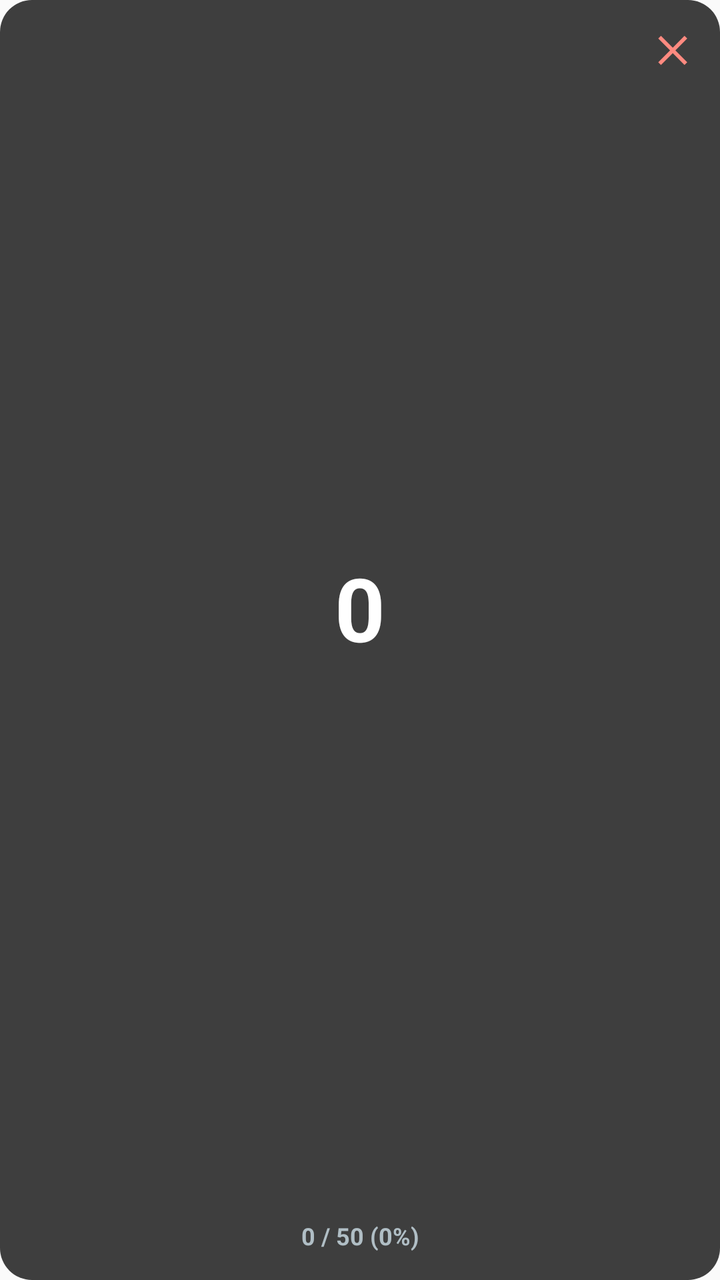
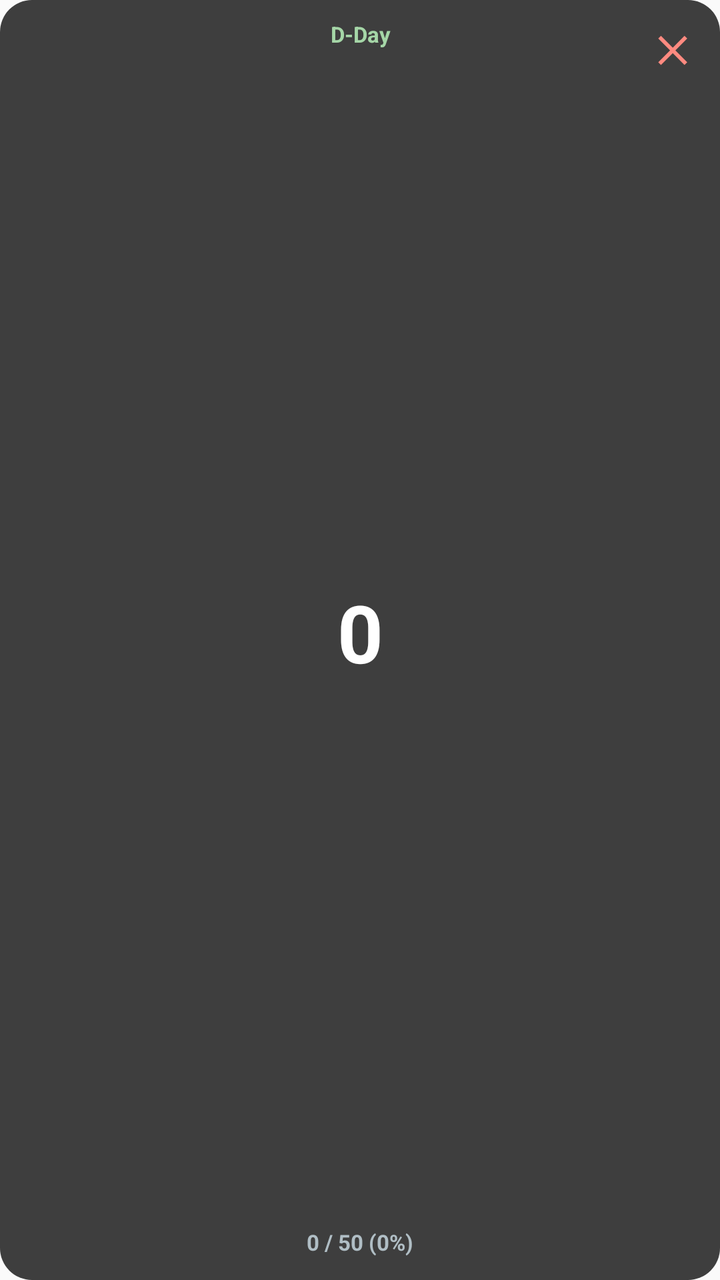

Screens rendered from an Android XML layout before and after an edit, with the pre-edit source and the edit as a unified diff.
<!-- AndroidManifest.xml: application theme Theme.AppCompat.Light.NoActionBar -->
<!-- res/layout/floating_widget.xml -->
<?xml version="1.0" encoding="utf-8"?>
<RelativeLayout xmlns:android="http://schemas.android.com/apk/res/android"
    android:layout_width="160dp"
    android:layout_height="160dp"
    android:background="@drawable/bg_floating"
    android:padding="8dp">

    
    <TextView
        android:id="@+id/btnClose"
        android:layout_width="32dp"
        android:layout_height="32dp"
        android:layout_alignParentTop="true"
        android:layout_alignParentEnd="true"
        android:gravity="center"
        android:text="✕"
        android:textColor="#FF8A80"
        android:textSize="18sp"
        android:textStyle="bold" />

    
    <LinearLayout
        android:layout_width="match_parent"
        android:layout_height="match_parent"
        android:gravity="center"
        android:orientation="vertical"
        android:layout_centerInParent="true">

        
        <TextView
            android:id="@+id/tvCount"
            android:layout_width="match_parent"
            android:layout_height="0dp"
            android:layout_weight="1"
            android:gravity="center"
            android:includeFontPadding="false"
            android:text="0"
            android:textColor="#FFFFFF"
            android:textSize="44sp"
            android:textStyle="bold" />

        
        <TextView
            android:id="@+id/tvProgress"
            android:layout_width="match_parent"
            android:layout_height="28dp"
            android:gravity="center"
            android:text="0 / 50 (0%)"
            android:textColor="#B0BEC5"
            android:textSize="12sp"
            android:textStyle="bold" />
    </LinearLayout>

</RelativeLayout>
<!-- resources referenced by this layout -->
<resources>
  <!-- drawable bg_floating (drawable) -->
  <?xml version="1.0" encoding="utf-8"?>
  <shape xmlns:android="http://schemas.android.com/apk/res/android"
      android:shape="rectangle">
      <solid android:color="#DD222222" />
      <corners android:radius="16dp" />
      <padding
          android:left="8dp"
          android:top="8dp"
          android:right="8dp"
          android:bottom="8dp" />
  </shape>
</resources>

<!-- the commit's change to res/layout/floating_widget.xml (unified diff, before → after) -->
@@ -28,6 +28,17 @@
 
         
         <TextView
+            android:id="@+id/tvWidgetDDay"
+            android:layout_width="match_parent"
+            android:layout_height="18dp"
+            android:gravity="center"
+            android:text="D-Day"
+            android:textColor="#A5D6A7"
+            android:textSize="11sp"
+            android:textStyle="bold" />
+
+        
+        <TextView
             android:id="@+id/tvCount"
             android:layout_width="match_parent"
             android:layout_height="0dp"
@@ -36,18 +47,18 @@
             android:includeFontPadding="false"
             android:text="0"
             android:textColor="#FFFFFF"
-            android:textSize="44sp"
+            android:textSize="40sp"
             android:textStyle="bold" />
 
         
         <TextView
             android:id="@+id/tvProgress"
             android:layout_width="match_parent"
-            android:layout_height="28dp"
+            android:layout_height="22dp"
             android:gravity="center"
             android:text="0 / 50 (0%)"
             android:textColor="#B0BEC5"
-            android:textSize="12sp"
+            android:textSize="11sp"
             android:textStyle="bold" />
     </LinearLayout>
 
